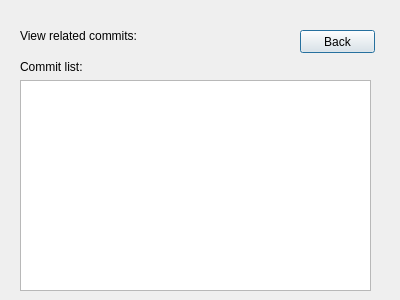
Above: CSCI334/showcommit.ui from mreidss/CSCI334 before the change. Below: the same form after it.
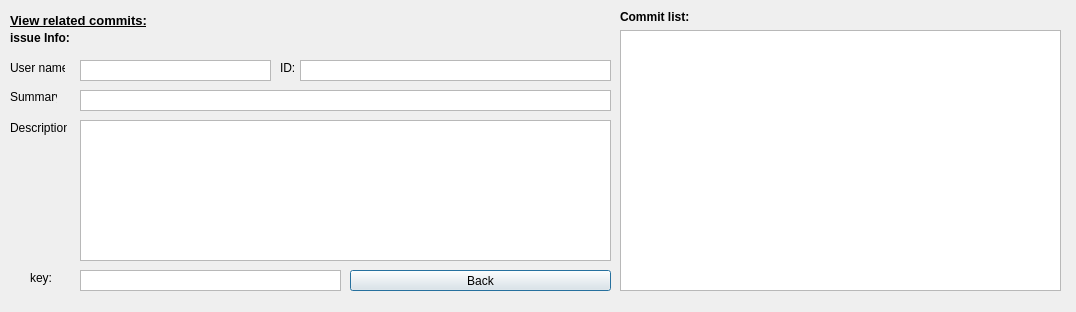
That is the form after the change.

Patch:
```diff
--- a/CSCI334/showcommit.ui
+++ b/CSCI334/showcommit.ui
@@ -6,8 +6,8 @@
    <rect>
     <x>0</x>
     <y>0</y>
-    <width>400</width>
-    <height>300</height>
+    <width>1076</width>
+    <height>312</height>
    </rect>
   </property>
   <property name="windowTitle">
@@ -16,12 +16,20 @@
   <widget class="QLabel" name="label">
    <property name="geometry">
     <rect>
-     <x>20</x>
-     <y>20</y>
-     <width>141</width>
-     <height>31</height>
+     <x>10</x>
+     <y>0</y>
+     <width>161</width>
+     <height>41</height>
     </rect>
    </property>
+   <property name="font">
+    <font>
+     <pointsize>10</pointsize>
+     <weight>75</weight>
+     <bold>true</bold>
+     <underline>true</underline>
+    </font>
+   </property>
    <property name="text">
     <string>View related commits:</string>
    </property>
@@ -29,38 +37,190 @@
   <widget class="QPushButton" name="Back">
    <property name="geometry">
     <rect>
-     <x>300</x>
-     <y>30</y>
-     <width>75</width>
-     <height>23</height>
+     <x>350</x>
+     <y>270</y>
+     <width>261</width>
+     <height>21</height>
     </rect>
    </property>
    <property name="text">
     <string>Back</string>
    </property>
   </widget>
-  <widget class="QWidget" name="">
+  <widget class="QWidget" name="layoutWidget">
    <property name="geometry">
     <rect>
-     <x>20</x>
-     <y>60</y>
-     <width>351</width>
-     <height>231</height>
+     <x>620</x>
+     <y>10</y>
+     <width>441</width>
+     <height>281</height>
     </rect>
    </property>
    <layout class="QVBoxLayout" name="verticalLayout">
     <item>
      <widget class="QLabel" name="label_2">
+      <property name="font">
+       <font>
+        <weight>75</weight>
+        <bold>true</bold>
+       </font>
+      </property>
       <property name="text">
        <string>Commit list:</string>
       </property>
      </widget>
     </item>
     <item>
-     <widget class="QListView" name="listView"/>
+     <widget class="QListWidget" name="commitList"/>
     </item>
    </layout>
   </widget>
+  <widget class="QListWidget" name="summary">
+   <property name="geometry">
+    <rect>
+     <x>80</x>
+     <y>90</y>
+     <width>531</width>
+     <height>21</height>
+    </rect>
+   </property>
+  </widget>
+  <widget class="QLabel" name="label_5">
+   <property name="geometry">
+    <rect>
+     <x>280</x>
+     <y>60</y>
+     <width>16</width>
+     <height>16</height>
+    </rect>
+   </property>
+   <property name="text">
+    <string>ID:</string>
+   </property>
+  </widget>
+  <widget class="QLabel" name="label_3">
+   <property name="geometry">
+    <rect>
+     <x>10</x>
+     <y>60</y>
+     <width>55</width>
+     <height>16</height>
+    </rect>
+   </property>
+   <property name="text">
+    <string>User name:</string>
+   </property>
+  </widget>
+  <widget class="QListWidget" name="description">
+   <property name="geometry">
+    <rect>
+     <x>80</x>
+     <y>120</y>
+     <width>531</width>
+     <height>141</height>
+    </rect>
+   </property>
+   <property name="verticalScrollBarPolicy">
+    <enum>Qt::ScrollBarAsNeeded</enum>
+   </property>
+   <property name="horizontalScrollBarPolicy">
+    <enum>Qt::ScrollBarAlwaysOff</enum>
+   </property>
+   <property name="isWrapping" stdset="0">
+    <bool>false</bool>
+   </property>
+   <property name="wordWrap">
+    <bool>true</bool>
+   </property>
+  </widget>
+  <widget class="QListWidget" name="key">
+   <property name="geometry">
+    <rect>
+     <x>80</x>
+     <y>270</y>
+     <width>261</width>
+     <height>21</height>
+    </rect>
+   </property>
+  </widget>
+  <widget class="QLabel" name="label_6">
+   <property name="geometry">
+    <rect>
+     <x>30</x>
+     <y>270</y>
+     <width>21</width>
+     <height>16</height>
+    </rect>
+   </property>
+   <property name="text">
+    <string>key:</string>
+   </property>
+  </widget>
+  <widget class="QListWidget" name="id">
+   <property name="geometry">
+    <rect>
+     <x>300</x>
+     <y>60</y>
+     <width>311</width>
+     <height>21</height>
+    </rect>
+   </property>
+  </widget>
+  <widget class="QLabel" name="label_4">
+   <property name="geometry">
+    <rect>
+     <x>10</x>
+     <y>90</y>
+     <width>47</width>
+     <height>13</height>
+    </rect>
+   </property>
+   <property name="text">
+    <string>Summary:</string>
+   </property>
+  </widget>
+  <widget class="QLabel" name="label_7">
+   <property name="geometry">
+    <rect>
+     <x>10</x>
+     <y>120</y>
+     <width>57</width>
+     <height>16</height>
+    </rect>
+   </property>
+   <property name="text">
+    <string>Description:</string>
+   </property>
+  </widget>
+  <widget class="QListWidget" name="name">
+   <property name="geometry">
+    <rect>
+     <x>80</x>
+     <y>60</y>
+     <width>191</width>
+     <height>21</height>
+    </rect>
+   </property>
+  </widget>
+  <widget class="QLabel" name="label_8">
+   <property name="geometry">
+    <rect>
+     <x>10</x>
+     <y>30</y>
+     <width>61</width>
+     <height>16</height>
+    </rect>
+   </property>
+   <property name="font">
+    <font>
+     <weight>75</weight>
+     <bold>true</bold>
+    </font>
+   </property>
+   <property name="text">
+    <string>issue Info:</string>
+   </property>
+  </widget>
  </widget>
  <resources/>
  <connections/>
```
